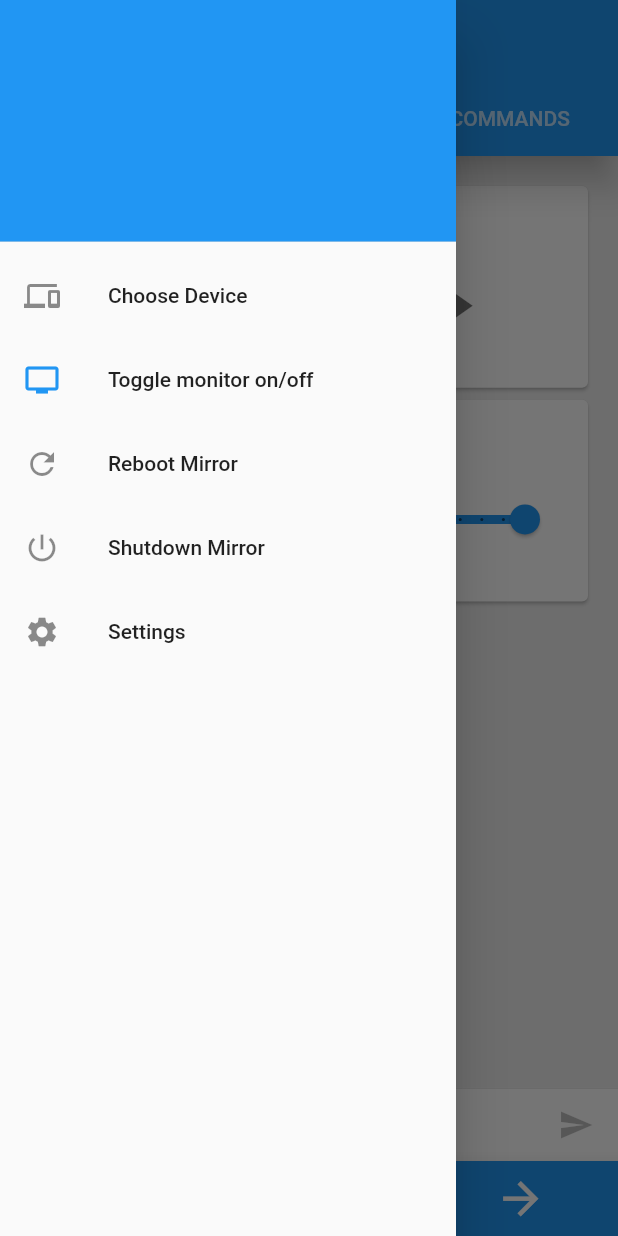
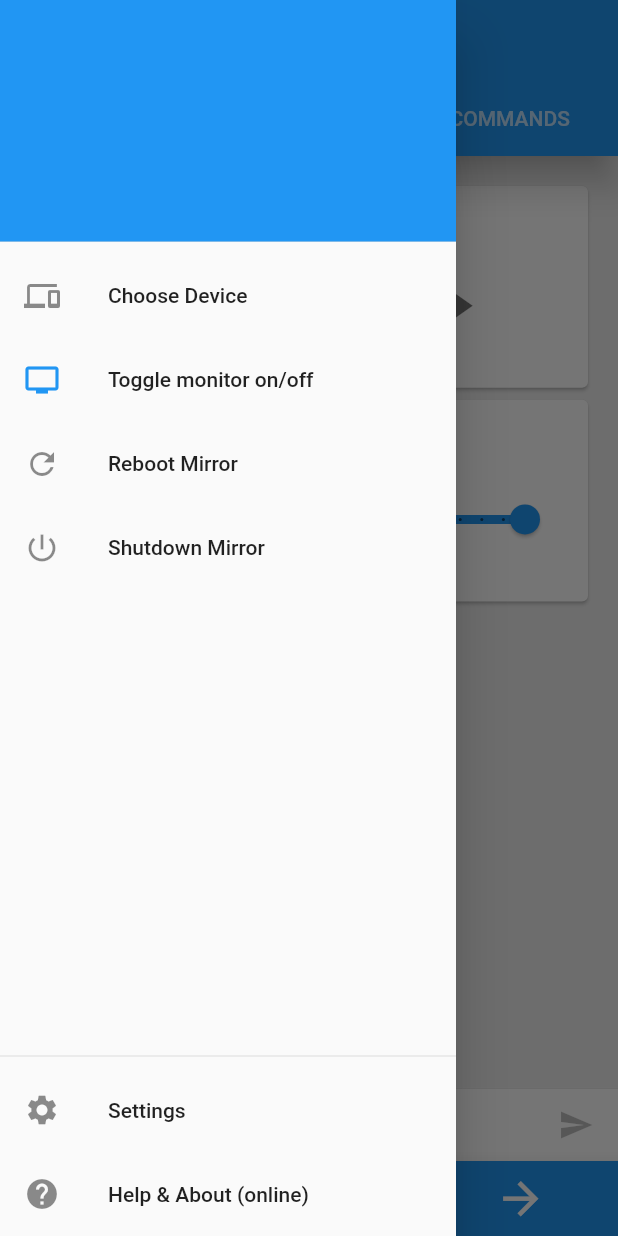
Before and after one commit to Klettner/MM-Remote, a Flutter app: the CurrentDevicePage screen opened directly with empty values, with the side drawer open, on a phone screen of 412 x 824 dp. Run offline on Flutter 3.47's test engine with Material 2 defaults, Android fonts, the light colour scheme and no system bars; our stand-ins replace sqflite, webview_flutter; accounts and stored records are empty.

Commit message:
Add 'About & Help' webview
Added 'About & Help (online)' button in the drawer and moved this button and the
settings button to the bottom. Added new help.dart webview.

```diff
--- a/lib/main.dart
+++ b/lib/main.dart
@@ -1,4 +1,5 @@
 import 'package:flutter/material.dart';
+import 'package:mmremotecontrol/screens/help.dart';
 
 import 'screens/currentDevice.dart';
 import 'screens/chooseDevice.dart';
@@ -20,6 +21,7 @@ class MirrorApp extends StatelessWidget {
         CurrentDevicePage.routeName: (context) => CurrentDevicePage(),
         AddDevicePage.routeName: (context) => AddDevicePage(),
         StartPage.routeName: (context) => StartPage(),
+        HelpPage.routeName: (context) => HelpPage(),
       },
     );
   }
--- a/lib/screens/currentDevice.dart
+++ b/lib/screens/currentDevice.dart
@@ -1,5 +1,6 @@
 import 'package:flutter/cupertino.dart';
 import 'package:flutter/material.dart';
+import 'package:mmremotecontrol/screens/help.dart';
 
 import 'package:mmremotecontrol/shared/colors.dart';
 import 'package:mmremotecontrol/services/httpRest.dart';
@@ -98,8 +99,11 @@ class _CurrentDevicePageState extends State<CurrentDevicePage>
       key: _scaffoldKey,
       appBar: appBar,
       drawer: Drawer(
+        child: Column(
+          children: <Widget>[
+            Expanded(
+              // ListView contains a group of widgets that scroll inside the drawer
               child: ListView(
-          padding: EdgeInsets.zero,
                 children: <Widget>[
                   DrawerHeader(
                     decoration: BoxDecoration(
@@ -109,7 +113,7 @@ class _CurrentDevicePageState extends State<CurrentDevicePage>
                       deviceName,
                       style: TextStyle(
                         color: secondaryColor,
-                  fontSize: 24,
+                        fontSize: 20,
                       ),
                     ),
                   ),
@@ -149,6 +153,17 @@ class _CurrentDevicePageState extends State<CurrentDevicePage>
                       _shutdownPiDialog(context);
                     },
                   ),
+                  ],
+              ),
+            ),
+            Container(
+              // This align moves its children to the bottom
+                child: Align(
+                    alignment: FractionalOffset.bottomCenter,
+                    child: Container(
+                        child: Column(
+                          children: <Widget>[
+                            Divider(),
                             ListTile(
                               leading: Icon(Icons.settings, semanticLabel: 'settings',
                                   color: tertiaryColorMedium),
@@ -157,6 +172,21 @@ class _CurrentDevicePageState extends State<CurrentDevicePage>
                                 _navigateToSettingsPage();
                               },
                             ),
+                            ListTile(
+                              leading: Icon(
+                                Icons.help,
+                                color: tertiaryColorMedium,
+                              ),
+                              title: Text('Help & About (online)'),
+                              onTap: () {
+                                Navigator.pushNamed(context, HelpPage.routeName);
+                              },
+                            )
+                          ],
+                        )
+                    )
+                )
+            )
           ],
         ),
       ),
--- a/pubspec.yaml
+++ b/pubspec.yaml
@@ -22,6 +22,7 @@ dependencies:
   flutter:
     sdk: flutter
   sqflite: 1.3.0
+  webview_flutter: ^0.3.22+1
 
   # The following adds the Cupertino Icons font to your application.
   # Use with the CupertinoIcons class for iOS style icons.
```
Also changed, not shown: lib/screens/help.dart (added, +27 -0 lines), pubspec.lock. Lines whose indentation alone changed are shown as unchanged.
